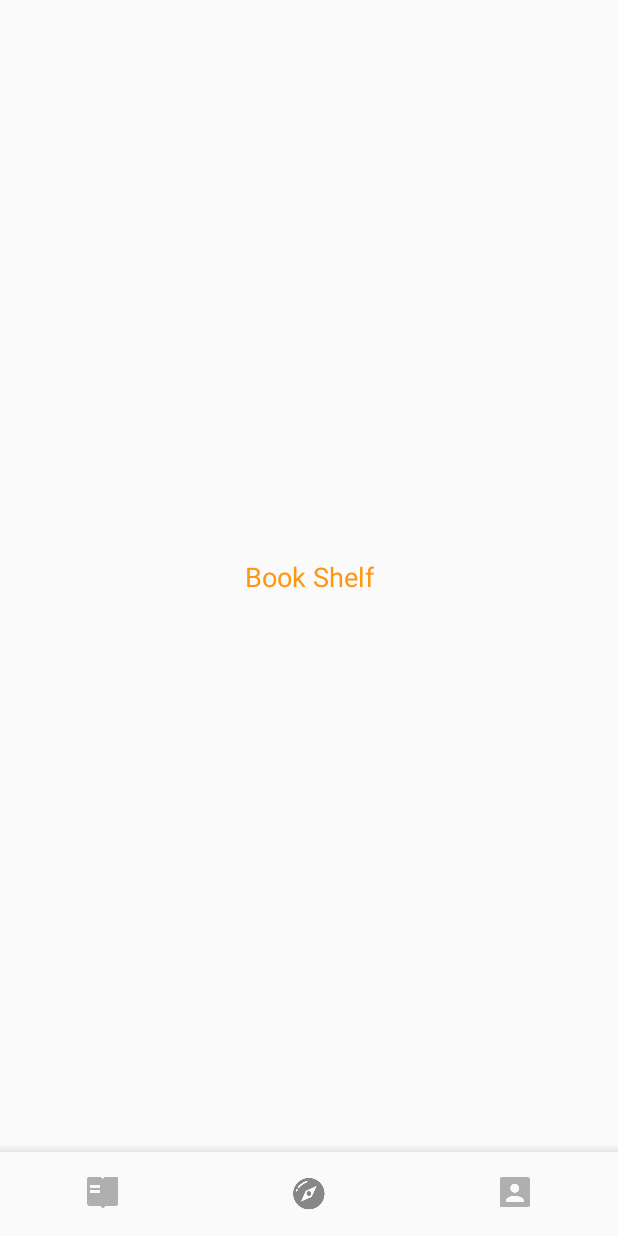
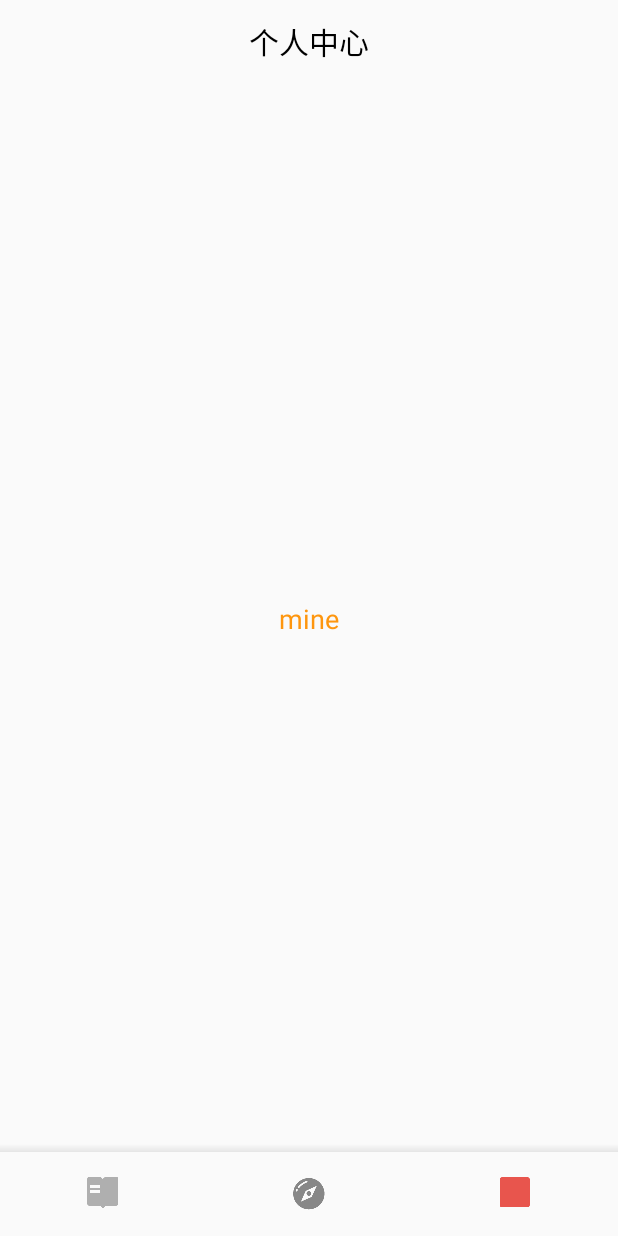
Before and after one commit to newbiechen1024/NBReader, an Android app: the screen it shows after launch (MainActivity), item 3 of the bottom bar chosen, on a phone screen of 412 x 824 dp. Run offline under Robolectric (Android 15) with nearby library versions, the phone set to English and light mode, and no system bars; our stand-ins replace Dagger/Hilt's generated code, data binding; libraries missing offline, so code that uses them is left out: com.facebook.stetho; 2 statements that could not run were skipped.

Commit message:
change:添加 Toolbar 和 menu

```diff
--- a/app/src/main/java/com/example/newbiechen/nbreader/ui/component/adapter/MainPagerAdapter.kt
+++ b/app/src/main/java/com/example/newbiechen/nbreader/ui/component/adapter/MainPagerAdapter.kt
@@ -13,4 +13,7 @@ class MainPagerAdapter(fm: FragmentManager, var factory: FragmentFactory) : Frag
     }
 
     override fun getCount(): Int = factory.getCount()
+
+
+
 }
--- a/app/src/main/java/com/example/newbiechen/nbreader/ui/component/binding/TabLayoutBinding.kt
+++ b/app/src/main/java/com/example/newbiechen/nbreader/ui/component/binding/TabLayoutBinding.kt
@@ -13,6 +13,7 @@ object TabLayoutBinding {
         for (i in 0 until tabCount) {
             tabView = getTabAt(i)?.customView as TabView?
             if (i == selectedTabPosition) {
+                getTabAt(i)!!.select()
                 tabView?.setChecked(true)
             } else {
                 tabView?.setChecked(false)
--- a/app/src/main/java/com/example/newbiechen/nbreader/ui/page/main/MainActivity.kt
+++ b/app/src/main/java/com/example/newbiechen/nbreader/ui/page/main/MainActivity.kt
@@ -1,13 +1,16 @@
 package com.example.newbiechen.nbreader.ui.page.main
 
 import android.os.Bundle
+import android.view.Menu
+import androidx.core.view.forEach
 import androidx.databinding.DataBindingUtil
+import androidx.databinding.Observable
 import androidx.lifecycle.ViewModelProviders
 import androidx.viewpager.widget.ViewPager
 import com.example.newbiechen.nbreader.R
 import com.example.newbiechen.nbreader.databinding.ActivityMainBinding
 import com.example.newbiechen.nbreader.ui.component.adapter.MainPagerAdapter
-import com.example.newbiechen.nbreader.ui.component.widget.TabView
+import com.example.newbiechen.nbreader.uilts.LogHelper
 import com.example.newbiechen.nbreader.uilts.factory.FragmentFactory
 import com.example.newbiechen.nbreader.uilts.factory.ViewModelFactory
 import com.google.android.material.tabs.TabLayout
@@ -15,6 +18,9 @@ import com.youtubedl.ui.main.base.BaseActivity
 import javax.inject.Inject
 
 class MainActivity : BaseActivity() {
+    companion object {
+        const val TAG = "MainActivity"
+    }
 
     // Fragment 工厂
     @Inject
@@ -32,41 +38,68 @@ class MainActivity : BaseActivity() {
         mDataBinding = DataBindingUtil.setContentView(this, R.layout.activity_main)
         mViewModel = ViewModelProviders.of(this, mViewModelFactory).get(MainViewModel::class.java)
         mDataBinding.viewModel = mViewModel
+        initToolbar()
         initView()
+    }
+
+    private fun initToolbar() {
+        setSupportActionBar(mDataBinding.toolbar)
+        supportActionBar?.title = ""
+        mViewModel.curPageTitle.set(getString(R.string.common_book_shelf))
     }
 
     private fun initView() {
         // 初始化 ViewPager
-        mDataBinding.viewPager.adapter = MainPagerAdapter(supportFragmentManager, mFragmentFactory)
-        mDataBinding.viewPager.offscreenPageLimit = 3
+        mDataBinding.viewPager.apply {
+            adapter = MainPagerAdapter(supportFragmentManager, mFragmentFactory)
+            offscreenPageLimit = 3
+        }
+
+        // 初始化 bottom bar
         mDataBinding.bottomBar.apply {
+            setupWithViewPager(mDataBinding.viewPager)
             // 设置选中监听
             addOnTabSelectedListener(mTabSelectedListener)
-            // 设置 Tab 按钮
-            for (i in 0 until mFragmentFactory.getCount()) {
-                addTab(
-                    newTab().setCustomView(
-                        mFragmentFactory.createFragmentTabView(
-                            context, i
-                        )
+            // 重置 Tab 按钮
+            for (i in 0 until tabCount) {
+                    getTabAt(i)!!.customView = mFragmentFactory.createFragmentTabView(
+                        context, i
                     )
-                )
             }
         }
     }
 
-    private var mTabSelectedListener = object : TabLayout.OnTabSelectedListener {
+    override fun onCreateOptionsMenu(menu: Menu?): Boolean {
+        menuInflater.inflate(R.menu.meun_main, menu)
+        menu?.forEach { item ->
+            if (mViewModel.curPagePos.get() == 2) {
+                item.isVisible = false
+            }
+        }
+        return true
+    }
+
+    private val mTabSelectedListener = object : TabLayout.OnTabSelectedListener {
         override fun onTabReselected(p0: TabLayout.Tab?) {
         }
 
         override fun onTabUnselected(p0: TabLayout.Tab?) {
-            var tabView: TabView? = p0?.customView as TabView
-            tabView?.setChecked(false)
         }
 
         override fun onTabSelected(p0: TabLayout.Tab?) {
             // 设置当前显示的索引
-            mViewModel.mCurPagePos.set(mDataBinding.bottomBar.selectedTabPosition)
+            mViewModel.curPagePos.set(mDataBinding.bottomBar.selectedTabPosition)
+
+            // 设置标题
+            mViewModel.curPageTitle.set(
+                mFragmentFactory.getFragmentTitle(
+                    baseContext,
+                    mDataBinding.bottomBar.selectedTabPosition
+                )
+            )
+
+            // 刷新菜单
+            invalidateOptionsMenu()
         }
     }
 }
--- a/app/src/main/java/com/example/newbiechen/nbreader/ui/page/main/MainViewModel.kt
+++ b/app/src/main/java/com/example/newbiechen/nbreader/ui/page/main/MainViewModel.kt
@@ -6,5 +6,7 @@ import javax.inject.Inject
 
 class MainViewModel @Inject constructor() : ViewModel() {
     // 当前页面的位置
-    val mCurPagePos = ObservableField<Int>(0)
+    val curPagePos = ObservableField<Int>()
+    // 当前页面的 title
+    val curPageTitle = ObservableField<String>("")
 }
--- a/app/src/main/java/com/example/newbiechen/nbreader/uilts/factory/FragmentFactory.kt
+++ b/app/src/main/java/com/example/newbiechen/nbreader/uilts/factory/FragmentFactory.kt
@@ -7,5 +7,6 @@ import androidx.fragment.app.Fragment
 interface FragmentFactory {
     fun createFragment(index: Int): Fragment
     fun createFragmentTabView(context: Context, index: Int): View
+    fun getFragmentTitle(context: Context, index: Int): String
     fun getCount(): Int
 }
--- a/app/src/main/java/com/example/newbiechen/nbreader/uilts/factory/NBFragmentFactory.kt
+++ b/app/src/main/java/com/example/newbiechen/nbreader/uilts/factory/NBFragmentFactory.kt
@@ -3,6 +3,7 @@ package com.example.newbiechen.nbreader.uilts.factory
 import android.content.Context
 import android.view.View
 import androidx.fragment.app.Fragment
+import com.example.newbiechen.nbreader.R
 import com.example.newbiechen.nbreader.ui.component.widget.BookShelfTabView
 import com.example.newbiechen.nbreader.ui.component.widget.FindTabView
 import com.example.newbiechen.nbreader.ui.component.widget.MineTabView
@@ -12,6 +13,16 @@ import com.example.newbiechen.nbreader.ui.page.mine.MineFragment
 import javax.inject.Inject
 
 class NBFragmentFactory @Inject constructor() : FragmentFactory {
+    override fun getFragmentTitle(context: Context, index: Int): String {
+        return context.getString(
+            when (index) {
+                0 -> R.string.common_book_shelf
+                1 -> R.string.common_find
+                else -> R.string.common_personal_center
+            }
+        )
+    }
+
     override fun createFragment(index: Int): Fragment {
         return when (index) {
             0 -> BookShelfFragment.newInstance()
--- a/app/src/main/res/layout/activity_main.xml
+++ b/app/src/main/res/layout/activity_main.xml
@@ -9,15 +9,37 @@
             android:layout_height="match_parent"
             tools:context=".ui.page.main.MainActivity">
 
+        <androidx.appcompat.widget.Toolbar
+                android:id="@+id/toolbar"
+                android:layout_width="0dp"
+                android:layout_height="?attr/actionBarSize"
+                android:elevation="6dp"
+                app:title="@null"
+                app:layout_constraintLeft_toLeftOf="parent"
+                app:layout_constraintRight_toRightOf="parent"
+                app:layout_constraintTop_toTopOf="parent"
+                app:layout_constraintBottom_toTopOf="@+id/view_pager">
+
+            <TextView
+                    android:id="@+id/tv_title"
+                    android:layout_width="wrap_content"
+                    android:layout_height="wrap_content"
+                    android:layout_gravity="center"
+                    android:text="@{viewModel.curPageTitle}"
+                    android:textColor="@color/main_action_bar_title"
+                    android:textSize="@dimen/size_action_bar_title"
+                    tools:text="标题"/>
+
+        </androidx.appcompat.widget.Toolbar>
+
         <androidx.viewpager.widget.ViewPager
                 android:id="@+id/view_pager"
                 android:layout_width="0dp"
                 android:layout_height="0dp"
-                app:currentPos="@{viewModel.mCurPagePos.get()}"
                 app:layout_constraintBottom_toTopOf="@+id/bottom_bar"
                 app:layout_constraintLeft_toLeftOf="parent"
                 app:layout_constraintRight_toRightOf="parent"
-                app:layout_constraintTop_toTopOf="parent"/>
+                app:layout_constraintTop_toBottomOf="@+id/toolbar"/>
 
         <View
                 android:layout_width="wrap_content"
@@ -33,7 +55,7 @@
                 android:layout_height="?attr/actionBarSize"
                 android:elevation="2dp"
                 app:tabIndicatorHeight="0dp"
-                app:currentPos="@{viewModel.mCurPagePos.get()}"
+                app:currentPos="@{viewModel.curPagePos}"
                 app:layout_constraintBottom_toBottomOf="parent"
                 app:layout_constraintLeft_toLeftOf="parent"
                 app:layout_constraintRight_toRightOf="parent"
--- /dev/null
+++ b/app/src/main/res/menu/meun_main.xml
@@ -0,0 +1,15 @@
+<?xml version="1.0" encoding="utf-8"?>
+<menu xmlns:android="http://schemas.android.com/apk/res/android"
+      xmlns:app="http://schemas.android.com/apk/res-auto">
+    <item
+            android:id="@+id/main_search"
+            android:title="@string/common_search"
+            android:icon="@drawable/icon_title_bar_search"
+            app:showAsAction="always"/>
+
+    <item
+            android:id="@+id/main_add"
+            android:title="@string/common_more"
+            android:icon="@drawable/icon_title_bar_add"
+            app:showAsAction="always"/>
+</menu>
--- a/app/src/main/res/values/colors.xml
+++ b/app/src/main/res/values/colors.xml
@@ -3,4 +3,6 @@
     <color name="colorPrimary">#FFFE960E</color>
     <color name="colorPrimaryDark">#00574B</color>
     <color name="colorAccent">#D81B60</color>
+
+    <color name="main_action_bar_title">#FF000000</color>
 </resources>
--- /dev/null
+++ b/app/src/main/res/values/dimens.xml
@@ -0,0 +1,4 @@
+<?xml version="1.0" encoding="utf-8"?>
+<resources>
+    <dimen name="size_action_bar_title">20sp</dimen>
+</resources>
--- a/app/src/main/res/values/strings.xml
+++ b/app/src/main/res/values/strings.xml
@@ -1,3 +1,8 @@
 <resources>
     <string name="app_name">NBReader</string>
+    <string name="common_search">搜索</string>
+    <string name="common_more">更多</string>
+    <string name="common_book_shelf">书架</string>
+    <string name="common_find">发现</string>
+    <string name="common_personal_center">个人中心</string>
 </resources>
```
Also changed, not shown: app/src/main/java/com/example/newbiechen/nbreader/ui/component/binding/ToolbarBinding.kt (added, +12 -0 lines), app/src/main/java/com/example/newbiechen/nbreader/ui/component/binding/ViewPagerBinding.kt (deleted, +0 -13 lines), app/src/main/java/com/example/newbiechen/nbreader/uilts/LogHelper.kt (added, +85 -0 lines), app/src/main/res/layout/fragment_find.xml (+6 -8 lines), app/src/main/res/drawable-xxhdpi/icon_title_bar_add.png (added), app/src/main/res/drawable-xxhdpi/icon_title_bar_search.png (added).
